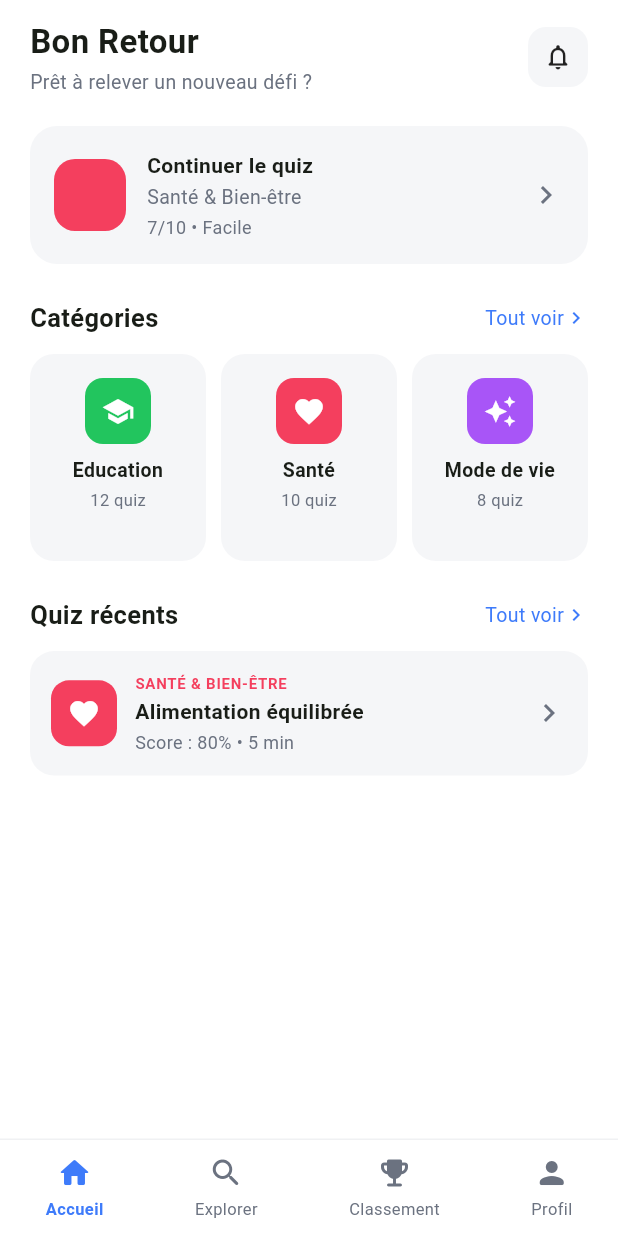
After one commit to BorisDANSOU/quizmaster-groupe29, a Flutter app: the HomeScreen screen opened directly, on a phone screen of 412 x 824 dp. The commit adds this screen. Run offline on Flutter 3.47's test engine with Material 3 defaults, Android fonts, the phone set to English and light mode, and no system bars; our stand-ins replace cloud_firestore, firebase_auth, firebase_core, flutter_svg, google_sign_in; accounts and stored records are empty.

Commit message:
Ajoute l'ecran d'accueil (HomeScreen) avec ses composants (CategorieCard, QuizRecentCard, AppBottomNavBar)

```diff
--- a/quizmaster_mobile/lib/main_preview.dart
+++ b/quizmaster_mobile/lib/main_preview.dart
@@ -1,5 +1,6 @@
 import 'package:flutter/material.dart';
-import 'presentation/screens/signup_screen.dart';
+import 'presentation/screens/home_screen.dart';
+import 'presentation/theme/app_colors.dart';
 
 void main() {
   runApp(const ApercuApp());
@@ -12,13 +13,49 @@ class ApercuApp extends StatelessWidget {
   Widget build(BuildContext context) {
     return MaterialApp(
       debugShowCheckedModeBanner: false,
-      home: SignupScreen(
-        onInscription: (nom, email, motDePasse) async {
-          debugPrint('Inscription : $nom / $email / $motDePasse');
-        },
-        onNaviguerVersConnexion: () {
-          debugPrint('Naviguer vers connexion');
-        },
+      home: HomeScreen(
+        nomUtilisateur: 'Alex',
+        quizEnCours: const QuizEnCoursData(
+          categorie: 'Santé & Bien-être',
+          progression: '7/10',
+          difficulte: 'Facile',
+          couleur: AppColors.categorieSante,
+        ),
+        categories: const [
+          CategorieData(
+            nom: 'Education',
+            nombreQuiz: 12,
+            icone: Icons.school,
+            couleur: AppColors.categorieEducation,
+          ),
+          CategorieData(
+            nom: 'Santé',
+            nombreQuiz: 10,
+            icone: Icons.favorite,
+            couleur: AppColors.categorieSante,
+          ),
+          CategorieData(
+            nom: 'Mode de vie',
+            nombreQuiz: 8,
+            icone: Icons.auto_awesome,
+            couleur: AppColors.categorieModeDeVie,
+          ),
+        ],
+        quizRecents: [
+          QuizRecentData(
+            categorie: 'Santé & Bien-être',
+            titre: 'Alimentation équilibrée',
+            sousTexte: 'Score : 80% • 5 min',
+            couleur: AppColors.categorieSante,
+            icone: Icons.favorite,
+          ),
+        ],
+        onTapQuizEnCours: () => debugPrint('Continuer quiz'),
+        onTapCategorie: (c) => debugPrint('Categorie: ${c.nom}'),
+        onTapQuizRecent: (q) => debugPrint('Quiz: ${q.titre}'),
+        onTapVoirToutesCategories: () => debugPrint('Voir toutes categories'),
+        onTapVoirTousQuizRecents: () => debugPrint('Voir tous quiz recents'),
+        onChangerOnglet: (i) => debugPrint('Onglet: $i'),
       ),
     );
   }
--- /dev/null
+++ b/quizmaster_mobile/lib/presentation/screens/home_screen.dart
@@ -0,0 +1,273 @@
+import 'package:flutter/material.dart';
+import '../theme/app_colors.dart';
+import '../widgets/categorie_card.dart';
+import '../widgets/quiz_recent_card.dart';
+import '../widgets/bottom_nav_bar.dart';
+
+/// Ecran d'accueil (Dashboard). Recoit les donnees via constructeur
+/// (pas de logique metier ici) : sera alimente par quiz_provider.dart
+/// une fois la couche presentation reliee aux usecases.
+class HomeScreen extends StatelessWidget {
+  const HomeScreen({
+    super.key,
+    required this.nomUtilisateur,
+    required this.quizEnCours,
+    required this.categories,
+    required this.quizRecents,
+    required this.onTapQuizEnCours,
+    required this.onTapCategorie,
+    required this.onTapQuizRecent,
+    required this.onTapVoirToutesCategories,
+    required this.onTapVoirTousQuizRecents,
+    required this.onChangerOnglet,
+  });
+
+  final String nomUtilisateur;
+  final QuizEnCoursData? quizEnCours;
+  final List<CategorieData> categories;
+  final List<QuizRecentData> quizRecents;
+  final VoidCallback onTapQuizEnCours;
+  final ValueChanged<CategorieData> onTapCategorie;
+  final ValueChanged<QuizRecentData> onTapQuizRecent;
+  final VoidCallback onTapVoirToutesCategories;
+  final VoidCallback onTapVoirTousQuizRecents;
+  final ValueChanged<int> onChangerOnglet;
+
+  @override
+  Widget build(BuildContext context) {
+    return Scaffold(
+      backgroundColor: AppColors.lightBackground,
+      body: SafeArea(
+        child: Column(
+          children: [
+            Expanded(
+              child: SingleChildScrollView(
+                padding: const EdgeInsets.symmetric(horizontal: 20),
+                child: Column(
+                  crossAxisAlignment: CrossAxisAlignment.start,
+                  children: [
+                    const SizedBox(height: 12),
+                    _buildEnTete(),
+                    const SizedBox(height: 20),
+                    if (quizEnCours != null) ...[
+                      _buildCarteQuizEnCours(),
+                      const SizedBox(height: 24),
+                    ],
+                    _buildSectionTitre('Catégories', onTapVoirToutesCategories),
+                    const SizedBox(height: 12),
+                    _buildGrilleCategories(),
+                    const SizedBox(height: 24),
+                    _buildSectionTitre(
+                      'Quiz récents',
+                      onTapVoirTousQuizRecents,
+                    ),
+                    const SizedBox(height: 12),
+                    ...quizRecents.map(
+                      (quiz) => Padding(
+                        padding: const EdgeInsets.only(bottom: 10),
+                        child: QuizRecentCard(
+                          categorie: quiz.categorie,
+                          titre: quiz.titre,
+                          sousTexte: quiz.sousTexte,
+                          couleurCategorie: quiz.couleur,
+                          icone: quiz.icone,
+                          onTap: () => onTapQuizRecent(quiz),
+                        ),
+                      ),
+                    ),
+                    const SizedBox(height: 16),
+                  ],
+                ),
+              ),
+            ),
+            AppBottomNavBar(indexActuel: 0, onTap: onChangerOnglet),
+          ],
+        ),
+      ),
+    );
+  }
+
+  Widget _buildEnTete() {
+    return Row(
+      mainAxisAlignment: MainAxisAlignment.spaceBetween,
+      children: [
+        Column(
+          crossAxisAlignment: CrossAxisAlignment.start,
+          children: [
+            const Text(
+              'Bon Retour',
+              style: TextStyle(fontSize: 22, fontWeight: FontWeight.bold),
+            ),
+            const SizedBox(height: 2),
+            Text(
+              'Prêt à relever un nouveau défi ?',
+              style: const TextStyle(
+                fontSize: 13,
+                color: AppColors.textSecondaryLight,
+              ),
+            ),
+          ],
+        ),
+        Container(
+          width: 40,
+          height: 40,
+          decoration: BoxDecoration(
+            color: AppColors.lightSurface,
+            borderRadius: BorderRadius.circular(12),
+          ),
+          child: const Icon(Icons.notifications_none_rounded, size: 20),
+        ),
+      ],
+    );
+  }
+
+  Widget _buildCarteQuizEnCours() {
+    final data = quizEnCours!;
+    return GestureDetector(
+      onTap: onTapQuizEnCours,
+      child: Container(
+        padding: const EdgeInsets.all(16),
+        decoration: BoxDecoration(
+          color: AppColors.lightSurface,
+          borderRadius: BorderRadius.circular(18),
+        ),
+        child: Row(
+          children: [
+            Container(
+              width: 48,
+              height: 48,
+              decoration: BoxDecoration(
+                color: data.couleur,
+                borderRadius: BorderRadius.circular(14),
+              ),
+            ),
+            const SizedBox(width: 14),
+            Expanded(
+              child: Column(
+                crossAxisAlignment: CrossAxisAlignment.start,
+                children: [
+                  const Text(
+                    'Continuer le quiz',
+                    style: TextStyle(fontSize: 14, fontWeight: FontWeight.w600),
+                  ),
+                  const SizedBox(height: 2),
+                  Text(
+                    data.categorie,
+                    style: const TextStyle(
+                      fontSize: 13,
+                      color: AppColors.textSecondaryLight,
+                    ),
+                  ),
+                  const SizedBox(height: 2),
+                  Text(
+                    '${data.progression} • ${data.difficulte}',
+                    style: const TextStyle(
+                      fontSize: 12,
+                      color: AppColors.textSecondaryLight,
+                    ),
+                  ),
+                ],
+              ),
+            ),
+            const Icon(
+              Icons.chevron_right,
+              color: AppColors.textSecondaryLight,
+            ),
+          ],
+        ),
+      ),
+    );
+  }
+
+  Widget _buildSectionTitre(String titre, VoidCallback onVoirTout) {
+    return Row(
+      mainAxisAlignment: MainAxisAlignment.spaceBetween,
+      children: [
+        Text(
+          titre,
+          style: const TextStyle(fontSize: 17, fontWeight: FontWeight.bold),
+        ),
+        GestureDetector(
+          onTap: onVoirTout,
+          child: const Row(
+            children: [
+              Text(
+                'Tout voir',
+                style: TextStyle(fontSize: 13, color: AppColors.primaryBlue),
+              ),
+              Icon(Icons.chevron_right, size: 16, color: AppColors.primaryBlue),
+            ],
+          ),
+        ),
+      ],
+    );
+  }
+
+  Widget _buildGrilleCategories() {
+    return GridView.builder(
+      shrinkWrap: true,
+      physics: const NeverScrollableScrollPhysics(),
+      itemCount: categories.length,
+      gridDelegate: const SliverGridDelegateWithFixedCrossAxisCount(
+        crossAxisCount: 3,
+        crossAxisSpacing: 10,
+        mainAxisSpacing: 10,
+        childAspectRatio: 0.85,
+      ),
+      itemBuilder: (context, index) {
+        final categorie = categories[index];
+        return CategorieCard(
+          nom: categorie.nom,
+          nombreQuiz: categorie.nombreQuiz,
+          icone: categorie.icone,
+          couleur: categorie.couleur,
+          onTap: () => onTapCategorie(categorie),
+        );
+      },
+    );
+  }
+}
+
+class QuizEnCoursData {
+  const QuizEnCoursData({
+    required this.categorie,
+    required this.progression,
+    required this.difficulte,
+    required this.couleur,
+  });
+
+  final String categorie;
+  final String progression;
+  final String difficulte;
+  final Color couleur;
+}
+
+class CategorieData {
+  const CategorieData({
+    required this.nom,
+    required this.nombreQuiz,
+    required this.icone,
+    required this.couleur,
+  });
+
+  final String nom;
+  final int nombreQuiz;
+  final IconData icone;
+  final Color couleur;
+}
+
+class QuizRecentData {
+  const QuizRecentData({
+    required this.categorie,
+    required this.titre,
+    required this.sousTexte,
+    required this.couleur,
+    required this.icone,
+  });
+
+  final String categorie;
+  final String titre;
+  final String sousTexte;
+  final Color couleur;
+  final IconData icone;
+}
--- /dev/null
+++ b/quizmaster_mobile/lib/presentation/widgets/bottom_nav_bar.dart
@@ -0,0 +1,67 @@
+import 'package:flutter/material.dart';
+import '../theme/app_colors.dart';
+
+/// Barre de navigation par onglets, partagee par les 4 ecrans principaux
+/// (Accueil, Explorer, Classement, Profil).
+class AppBottomNavBar extends StatelessWidget {
+  const AppBottomNavBar({
+    super.key,
+    required this.indexActuel,
+    required this.onTap,
+  });
+
+  final int indexActuel;
+  final ValueChanged<int> onTap;
+
+  static const _items = [
+    (icone: Icons.home_rounded, label: 'Accueil'),
+    (icone: Icons.search_rounded, label: 'Explorer'),
+    (icone: Icons.emoji_events_rounded, label: 'Classement'),
+    (icone: Icons.person_rounded, label: 'Profil'),
+  ];
+
+  @override
+  Widget build(BuildContext context) {
+    return Container(
+      padding: const EdgeInsets.symmetric(vertical: 10),
+      decoration: const BoxDecoration(
+        color: Colors.white,
+        border: Border(top: BorderSide(color: Color(0xFFF0F1F3))),
+      ),
+      child: Row(
+        mainAxisAlignment: MainAxisAlignment.spaceAround,
+        children: List.generate(_items.length, (index) {
+          final actif = index == indexActuel;
+          final item = _items[index];
+          return GestureDetector(
+            onTap: () => onTap(index),
+            behavior: HitTestBehavior.opaque,
+            child: Column(
+              mainAxisSize: MainAxisSize.min,
+              children: [
+                Icon(
+                  item.icone,
+                  color: actif
+                      ? AppColors.primaryBlue
+                      : AppColors.textSecondaryLight,
+                  size: 24,
+                ),
+                const SizedBox(height: 4),
+                Text(
+                  item.label,
+                  style: TextStyle(
+                    fontSize: 11,
+                    color: actif
+                        ? AppColors.primaryBlue
+                        : AppColors.textSecondaryLight,
+                    fontWeight: actif ? FontWeight.w600 : FontWeight.normal,
+                  ),
+                ),
+              ],
+            ),
+          );
+        }),
+      ),
+    );
+  }
+}
--- /dev/null
+++ b/quizmaster_mobile/lib/presentation/widgets/categorie_card.dart
@@ -0,0 +1,62 @@
+import 'package:flutter/material.dart';
+import '../theme/app_colors.dart';
+
+/// Carte carree affichant une categorie de quiz (icone + nom + nombre de quiz).
+/// Reutilisee sur l'ecran Accueil (grille compacte) et sur Explorer (liste).
+class CategorieCard extends StatelessWidget {
+  const CategorieCard({
+    super.key,
+    required this.nom,
+    required this.nombreQuiz,
+    required this.icone,
+    required this.couleur,
+    required this.onTap,
+  });
+
+  final String nom;
+  final int nombreQuiz;
+  final IconData icone;
+  final Color couleur;
+  final VoidCallback onTap;
+
+  @override
+  Widget build(BuildContext context) {
+    return GestureDetector(
+      onTap: onTap,
+      child: Container(
+        padding: const EdgeInsets.symmetric(vertical: 16, horizontal: 8),
+        decoration: BoxDecoration(
+          color: AppColors.lightSurface,
+          borderRadius: BorderRadius.circular(16),
+        ),
+        child: Column(
+          children: [
+            Container(
+              width: 44,
+              height: 44,
+              decoration: BoxDecoration(
+                color: couleur,
+                borderRadius: BorderRadius.circular(12),
+              ),
+              child: Icon(icone, color: Colors.white, size: 22),
+            ),
+            const SizedBox(height: 8),
+            Text(
+              nom,
+              style: const TextStyle(fontSize: 13, fontWeight: FontWeight.w600),
+              textAlign: TextAlign.center,
+            ),
+            const SizedBox(height: 2),
+            Text(
+              '$nombreQuiz quiz',
+              style: const TextStyle(
+                fontSize: 11,
+                color: AppColors.textSecondaryLight,
+              ),
+            ),
+          ],
+        ),
+      ),
+    );
+  }
+}
--- /dev/null
+++ b/quizmaster_mobile/lib/presentation/widgets/quiz_recent_card.dart
@@ -0,0 +1,88 @@
+import 'package:flutter/material.dart';
+import '../theme/app_colors.dart';
+
+/// Carte horizontale representant un quiz (recent ou en cours),
+/// avec une pastille de couleur, le nom de la categorie, le titre,
+/// et un sous-texte (score ou progression).
+class QuizRecentCard extends StatelessWidget {
+  const QuizRecentCard({
+    super.key,
+    required this.categorie,
+    required this.titre,
+    required this.sousTexte,
+    required this.couleurCategorie,
+    required this.icone,
+    required this.onTap,
+  });
+
+  final String categorie;
+  final String titre;
+  final String sousTexte;
+  final Color couleurCategorie;
+  final IconData icone;
+  final VoidCallback onTap;
+
+  @override
+  Widget build(BuildContext context) {
+    return GestureDetector(
+      onTap: onTap,
+      child: Container(
+        padding: const EdgeInsets.all(14),
+        decoration: BoxDecoration(
+          color: AppColors.lightSurface,
+          borderRadius: BorderRadius.circular(16),
+        ),
+        child: Row(
+          children: [
+            Container(
+              width: 44,
+              height: 44,
+              decoration: BoxDecoration(
+                color: couleurCategorie,
+                borderRadius: BorderRadius.circular(12),
+              ),
+              child: Icon(icone, color: Colors.white, size: 22),
+            ),
+            const SizedBox(width: 12),
+            Expanded(
+              child: Column(
+                crossAxisAlignment: CrossAxisAlignment.start,
+                children: [
+                  Text(
+                    categorie.toUpperCase(),
+                    style: TextStyle(
+                      fontSize: 10,
+                      fontWeight: FontWeight.w700,
+                      letterSpacing: 0.5,
+                      color: couleurCategorie,
+                    ),
+                  ),
+                  const SizedBox(height: 2),
+                  Text(
+                    titre,
+                    style: const TextStyle(
+                      fontSize: 14,
+                      fontWeight: FontWeight.w600,
+                    ),
+                  ),
+                  const SizedBox(height: 2),
+                  Text(
+                    sousTexte,
+                    style: const TextStyle(
+                      fontSize: 12,
+                      color: AppColors.textSecondaryLight,
+                    ),
+                  ),
+                ],
+              ),
+            ),
+            const Icon(
+              Icons.chevron_right,
+              color: AppColors.textSecondaryLight,
+            ),
+          ],
+        ),
+      ),
+    );
+  }
+}
```
